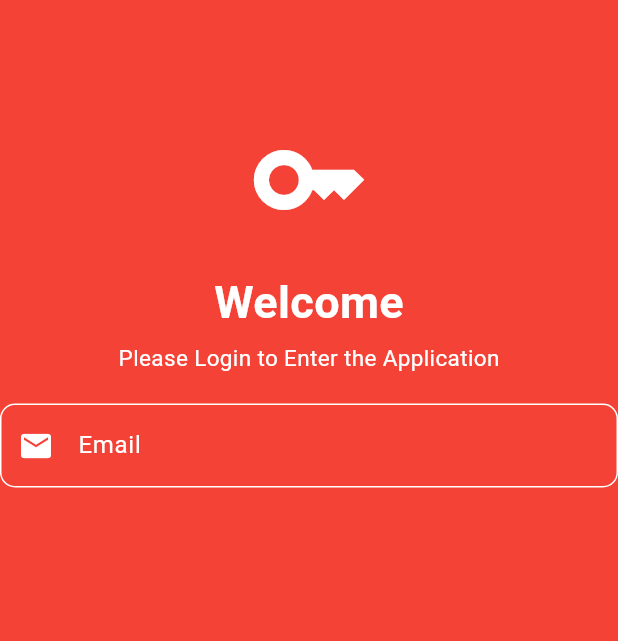
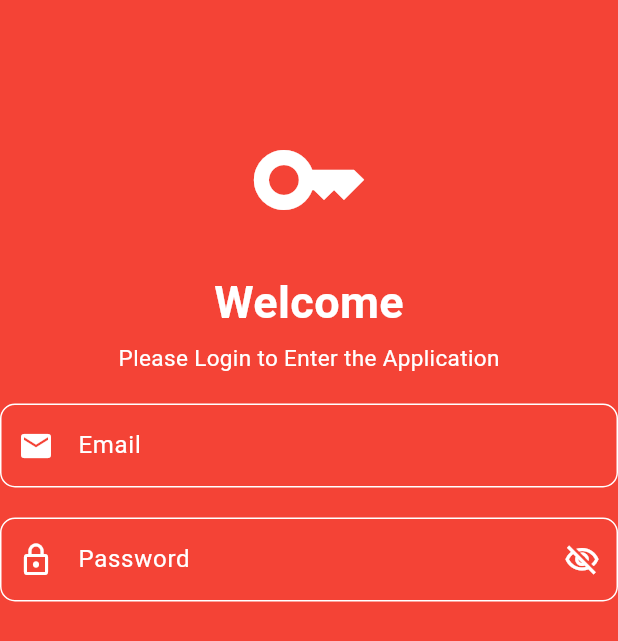
Before and after one commit to RIOKOWI/KB1179_1123150059_uts, a Flutter app: the Login screen opened directly, on a phone screen of 412 x 824 dp. Shown: the top 641 px of the screen. Run offline on Flutter 3.47's test engine with Material 3 defaults, Android fonts, the phone set to English and light mode, and no system bars.

Commit message:
buat text field password

```diff
--- a/lib/login/login.dart
+++ b/lib/login/login.dart
@@ -70,6 +70,50 @@
                       ),
                     ),
                   ),
+                  SizedBox(height: 20,),
+                  TextField(
+                    style: TextStyle(
+                      color: Colors.white
+                    ),
+                    keyboardType: TextInputType.text,
+                    obscureText: true,
+                    decoration: InputDecoration(
+                      labelText: 'Password',
+                      labelStyle: TextStyle(
+                        color: Colors.white,
+                      ),
+                      hintText: 'Masukan Password Anda',
+                      hintStyle: TextStyle(
+                        color: Colors.white
+                      ),
+                      prefixIcon:
+                      const Icon(
+                        Icons.lock_outline,
+                        size: 24.0,
+                        color: Colors.white,
+                      ),
+                      suffixIcon:
+                      const Icon(
+                        Icons.visibility_off_outlined,
+                        size: 24.0,
+                        color: Colors.white,
+                      ),
+                      border: OutlineInputBorder(
+                        borderRadius: BorderRadius.circular(10.0),
+                      ),
+                      enabledBorder: OutlineInputBorder(
+                        borderRadius: BorderRadius.circular(10),
+                        borderSide: BorderSide(color: Colors.white)
+                      ),
+                      focusedBorder: OutlineInputBorder(
+                        borderRadius: BorderRadius.circular(10),
+                        borderSide: BorderSide(
+                          color: Colors.white,
+                          width: 2
+                        ),
+                      ),
+                    ),
+                  ),
                 ],
               ),
             ),
```
